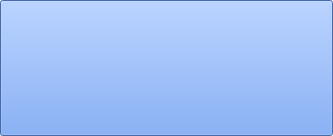
The window that View/paymentplatform.ui (CodePeasant3/IPAY) describes before a commit, drawn with Qt 5.
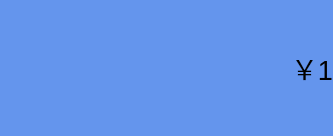
The same window after the commit. Custom widgets are drawn as their Qt base class.

```diff
--- a/View/paymentplatform.ui
+++ b/View/paymentplatform.ui
@@ -13,15 +13,25 @@
   <property name="windowTitle">
    <string>PaymentPlatform</string>
   </property>
+  <property name="styleSheet">
+   <string notr="true">#MainPushButton,
+#label_money,
+#PaymentPlatform{
+	background-color: rgb(100,149,237);
+}</string>
+  </property>
   <widget class="QWidget" name="centralwidget">
    <property name="styleSheet">
-    <string notr="true">#MainPushButton{
+    <string notr="true">#MainPushButton,
+#label_money{
 	background-color: rgb(100,149,237);
-	padding-right: 10px;
-	text-align: right;
+ border: 0px;
 }</string>
    </property>
-   <layout class="QHBoxLayout" name="horizontalLayout">
+   <layout class="QHBoxLayout" name="horizontalLayout" stretch="1,3">
+    <property name="spacing">
+     <number>0</number>
+    </property>
     <property name="leftMargin">
      <number>0</number>
     </property>
@@ -47,6 +57,21 @@
       </property>
      </widget>
     </item>
+    <item>
+     <widget class="ClickableLabel" name="label_money">
+      <property name="font">
+       <font>
+        <pointsize>20</pointsize>
+       </font>
+      </property>
+      <property name="text">
+       <string>￥1</string>
+      </property>
+      <property name="alignment">
+       <set>Qt::AlignRight|Qt::AlignTrailing|Qt::AlignVCenter</set>
+      </property>
+     </widget>
+    </item>
    </layout>
   </widget>
   <widget class="QMenuBar" name="menubar">
@@ -60,6 +85,18 @@
    </property>
   </widget>
  </widget>
+ <customwidgets>
+  <customwidget>
+   <class>ClickableLabel</class>
+   <extends>QLabel</extends>
+   <header location="global">clickablelabel.h</header>
+  </customwidget>
+  <customwidget>
+   <class>RightClickButton</class>
+   <extends>QPushButton</extends>
+   <header>rightclickbutton.h</header>
+  </customwidget>
+ </customwidgets>
  <resources/>
  <connections/>
 </ui>
```
Left out of the diff: 2 changed lines with no effect on the pictures.
